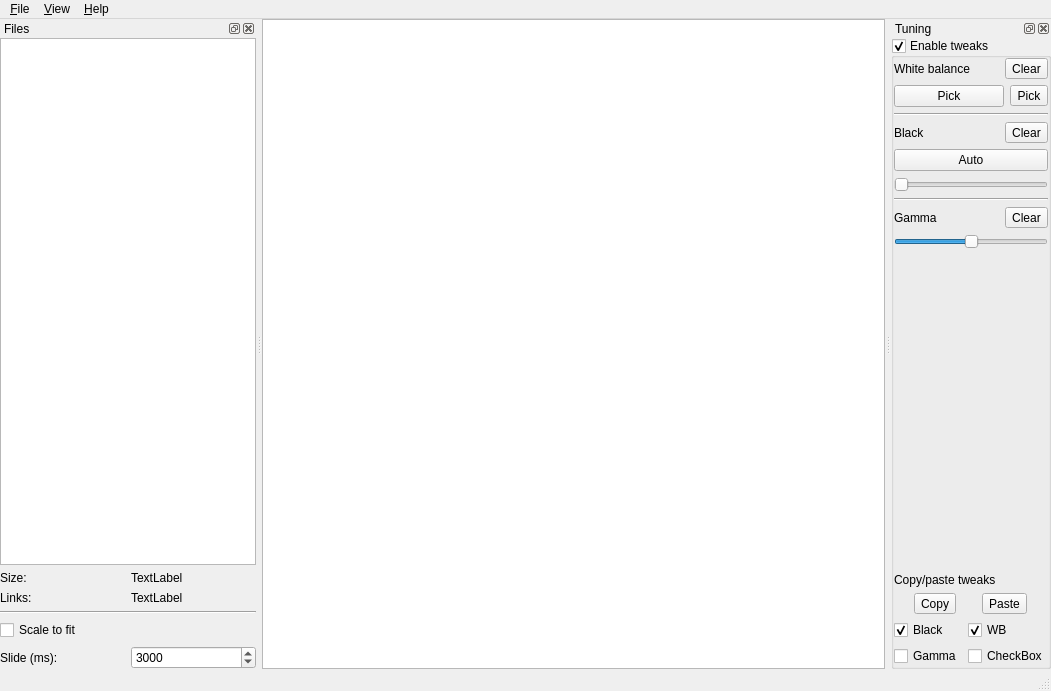
This is src/mainwindow.ui in bernds/equiv as Qt 5 draws it before an edit. The edited form follows.
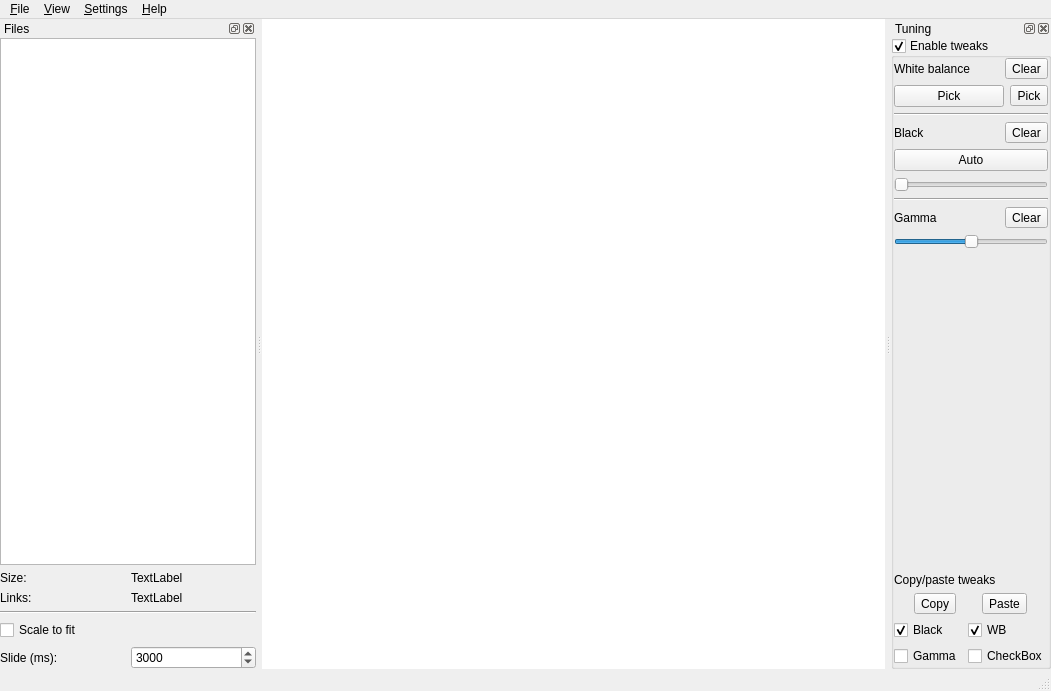
This is the edited form. Icons and pictures are not drawn. Custom widgets are drawn as their Qt base class.

Commit message: Add a preferences dialog with a control for the background color

Patch:
```diff
--- a/src/mainwindow.ui
+++ b/src/mainwindow.ui
@@ -29,8 +29,11 @@
     </property>
     <item>
      <widget class="SizeGraphicsView" name="imageView">
+      <property name="frameShape">
+       <enum>QFrame::NoFrame</enum>
+      </property>
       <property name="backgroundBrush">
-       <brush brushstyle="Dense5Pattern">
+       <brush brushstyle="SolidPattern">
         <color alpha="255">
          <red>0</red>
          <green>0</green>
@@ -70,8 +73,15 @@
     </property>
     <addaction name="action_Quit"/>
    </widget>
+   <widget class="QMenu" name="menuSettings">
+    <property name="title">
+     <string>&amp;Settings</string>
+    </property>
+    <addaction name="action_Preferences"/>
+   </widget>
    <addaction name="menu_File"/>
    <addaction name="menu_View"/>
+   <addaction name="menuSettings"/>
    <addaction name="menu_Help"/>
   </widget>
   <widget class="QStatusBar" name="statusbar"/>
```
Left out of the diff: 5 changed lines with no effect on the pictures. The commit also changes 7 other files.
